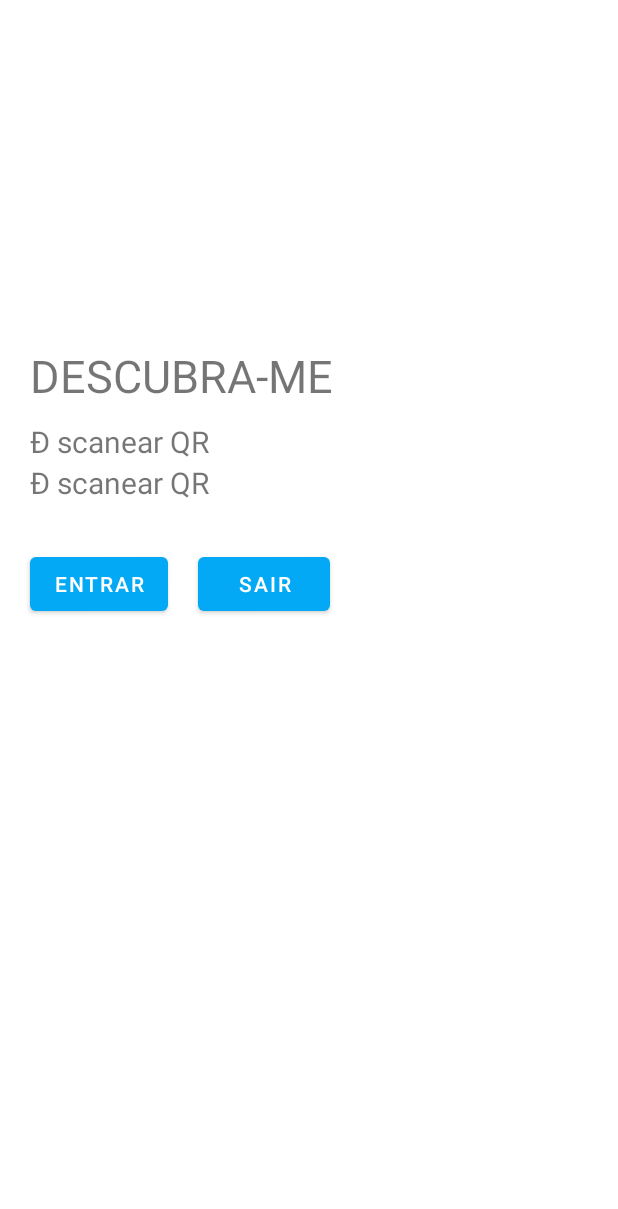
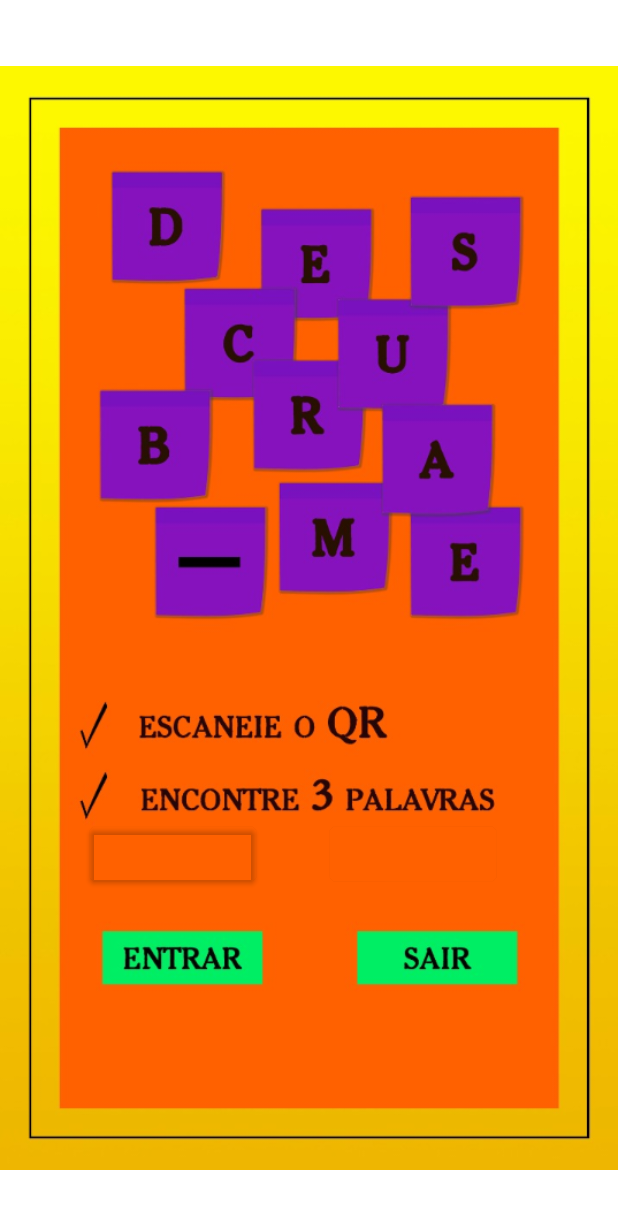
Before and after one commit to thule230/Arduino_LED, an Android app: the screen it shows after launch (TelaInicial), on a phone screen of 412 x 824 dp. Shown: the top 1209 px of the screen. Run offline under Robolectric (Android 15) with nearby library versions, the phone set to English and light mode, and no system bars; libraries missing offline, so code that uses them is left out: com.google.zxing.integration.

Commit message:
Mudança da tela e do icone

```diff
--- a/app/src/main/res/layout/activity_tela_inicial.xml
+++ b/app/src/main/res/layout/activity_tela_inicial.xml
@@ -6,76 +6,41 @@
     android:layout_height="match_parent"
     tools:context=".TelaInicial">
 
-    <ScrollView
+    <ImageView
         android:layout_width="match_parent"
         android:layout_height="match_parent"
-        android:id="@+id/sc_texto">
+        android:src="@drawable/inicio"
+        />
 
     <RelativeLayout
         android:layout_width="match_parent"
-            android:layout_height="match_parent"
-            android:orientation="vertical"
-            android:id="@+id/ly_texto"
-            android:layout_marginTop="200dp"
-            >
+        android:layout_height="match_parent">
 
-            <TextView
+        <Button
             android:layout_width="wrap_content"
             android:layout_height="wrap_content"
-                android:text="DESCUBRA-ME"
-                android:textSize="30sp"
-                android:id="@+id/tv_texto"
-                android:layout_marginTop="30dp"
-                android:layout_marginLeft="20dp"
-                />
-
-            <TextView
-                android:layout_width="wrap_content"
-                android:layout_height="wrap_content"
-                android:id="@+id/tv_qr"
-                android:layout_below="@id/tv_texto"
-                android:textSize="20dp"
-                android:text="Ð scanear QR"
-                android:layout_marginTop="10dp"
-                android:layout_marginLeft="20dp"
-                />
-
-            <TextView
-                android:layout_width="wrap_content"
-                android:layout_height="wrap_content"
-                android:id="@+id/tv_achar"
-                android:layout_below="@id/tv_qr"
-                android:textSize="20dp"
-                android:text="Ð scanear QR"
-                android:layout_marginLeft="20dp"
+            android:text="apalavra"
+            android:layout_marginLeft="60dp"
+            android:layout_marginTop="545dp"
+            android:onClick="scanear"
+            android:textColor="#00000000"
+            android:backgroundTint="#00000000"
             />
 
         <Button
             android:layout_width="wrap_content"
             android:layout_height="wrap_content"
-                android:layout_below="@id/tv_achar"
-                android:text="Entrar"
-                android:id="@+id/bt_iniciar"
-                android:onClick="scanear"
-                android:layout_marginTop="30dp"
-                android:layout_marginLeft="20dp"
+            android:text="apalavra"
+            android:layout_marginLeft="220dp"
+            android:layout_marginTop="545dp"
+            android:onClick="fechar"
+            android:textColor="#00000000"
+            android:backgroundTint="#00000000"
+            android:outlineSpotShadowColor="#00000000"
             />
 
-            <Button
-                android:layout_width="wrap_content"
-                android:layout_height="wrap_content"
-                android:layout_below="@id/tv_achar"
-                android:text="Sair"
-                android:id="@+id/bt_fechar"
-                android:onClick="fechar"
-                android:layout_marginTop="30dp"
-                android:layout_toRightOf="@id/bt_iniciar"
-                android:layout_marginLeft="20dp"
-                />
 
     </RelativeLayout>
 
-    </ScrollView>
-
 
 </androidx.constraintlayout.widget.ConstraintLayout>
--- a/app/src/main/res/values/strings.xml
+++ b/app/src/main/res/values/strings.xml
@@ -1,4 +1,4 @@
 <resources>
-    <string name="app_name">Droiduino Bluetooth Connection</string>
+    <string name="app_name">DESCUBRA-ME</string>
 
 </resources>
```
Also changed, not shown: app/src/main/ic_launcher-playstore.png, app/src/main/res/drawable-xhdpi/icone.jpeg (added), app/src/main/res/drawable-xhdpi/inicio.jpeg (added), app/src/main/res/mipmap-hdpi/ic_launcher.png, app/src/main/res/mipmap-hdpi/ic_launcher_foreground.png, app/src/main/res/mipmap-hdpi/ic_launcher_round.png, app/src/main/res/mipmap-mdpi/ic_launcher.png, app/src/main/res/mipmap-mdpi/ic_launcher_foreground.png, app/src/main/res/mipmap-mdpi/ic_launcher_round.png, app/src/main/res/mipmap-xhdpi/ic_launcher.png, app/src/main/res/mipmap-xhdpi/ic_launcher_foreground.png, app/src/main/res/mipmap-xhdpi/ic_launcher_round.png, app/src/main/res/mipmap-xxhdpi/ic_launcher.png, app/src/main/res/mipmap-xxhdpi/ic_launcher_foreground.png, 4 more files. Lines whose indentation alone changed are shown as unchanged.
